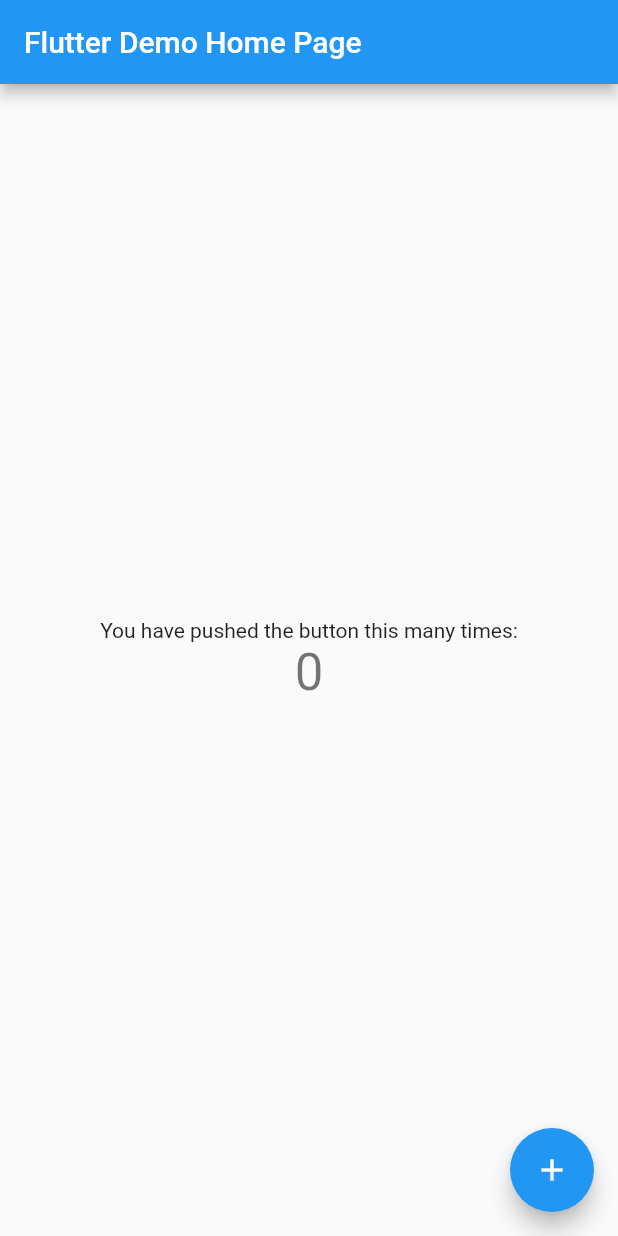
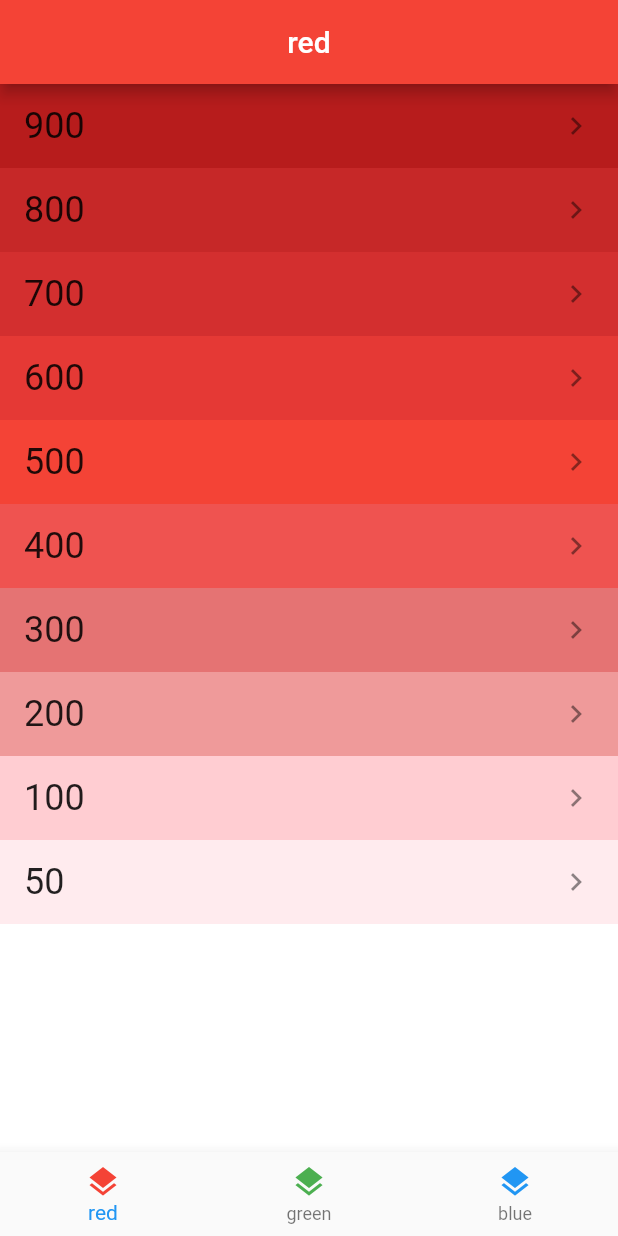
Before and after one commit to andriimaryskevych/lecture-5_navigation, a Flutter app: the screen it shows after launch, on a phone screen of 412 x 824 dp. Run offline on Flutter 3.47's test engine with Material 2 defaults, Android fonts, the phone set to English and light mode, and no system bars.

```diff
--- a/lib/main.dart
+++ b/lib/main.dart
@@ -12,53 +12,223 @@ class MyApp extends StatelessWidget {
       theme: ThemeData(
         primarySwatch: Colors.blue,
       ),
-      home: MyHomePage(title: 'Flutter Demo Home Page'),
+      home: App(),
     );
   }
 }
 
-class MyHomePage extends StatefulWidget {
-  MyHomePage({Key? key, required this.title}) : super(key: key);
+enum TabItem { red, green, blue }
 
-  final String title;
+const Map<TabItem, String> tabName = {
+  TabItem.red: 'red',
+  TabItem.green: 'green',
+  TabItem.blue: 'blue',
+};
+
+const Map<TabItem, MaterialColor> activeTabColor = {
+  TabItem.red: Colors.red,
+  TabItem.green: Colors.green,
+  TabItem.blue: Colors.blue,
+};
+
+class BottomNavigation extends StatelessWidget {
+  final TabItem currentTab;
+  final ValueChanged<TabItem> onSelectTab;
+
+  BottomNavigation({
+    required this.currentTab,
+    required this.onSelectTab,
+  });
 
   @override
-  _MyHomePageState createState() => _MyHomePageState();
+  Widget build(BuildContext context) {
+    return BottomNavigationBar(
+      type: BottomNavigationBarType.fixed,
+      items: [
+        _buildItem(TabItem.red),
+        _buildItem(TabItem.green),
+        _buildItem(TabItem.blue),
+      ],
+      onTap: (index) => onSelectTab(TabItem.values[index]),
+    );
+  }
+
+  BottomNavigationBarItem _buildItem(TabItem tabItem) {
+    return BottomNavigationBarItem(
+      icon: Icon(
+        Icons.layers,
+        color: activeTabColor[tabItem],
+      ),
+      label: tabName[tabItem],
+    );
+  }
 }
 
-class _MyHomePageState extends State<MyHomePage> {
-  int _counter = 0;
+class App extends StatefulWidget {
+  const App({Key? key}) : super(key: key);
 
-  void _incrementCounter() {
-    setState(() {
-      _counter++;
-    });
+  @override
+  _AppState createState() => _AppState();
+}
+
+class _AppState extends State<App> {
+  TabItem _currentTab = TabItem.red;
+
+  Map<TabItem, GlobalKey<NavigatorState>> navigatorKeys = {
+    TabItem.red: GlobalKey<NavigatorState>(),
+    TabItem.green: GlobalKey<NavigatorState>(),
+    TabItem.blue: GlobalKey<NavigatorState>(),
+  };
+
+  @override
+  Widget build(BuildContext context) {
+    return WillPopScope(
+      onWillPop: () async {
+        final hasPopped = await navigatorKeys[_currentTab]!.currentState!.maybePop();
+
+        if (hasPopped) {
+          return false;
+        } else {
+          return true;
+        }
+      },
+      child: Scaffold(
+        body: Stack(
+          children: [
+            StackNavigatorChild(
+              TabItem.red,
+              _currentTab == TabItem.red,
+              navigatorKeys[TabItem.red]!,
+            ),
+            StackNavigatorChild(
+              TabItem.green,
+              _currentTab == TabItem.green,
+              navigatorKeys[TabItem.green]!,
+            ),
+            StackNavigatorChild(
+              TabItem.blue,
+              _currentTab == TabItem.blue,
+              navigatorKeys[TabItem.blue]!,
+            ),
+          ],
+        ),
+        bottomNavigationBar: BottomNavigation(
+          currentTab: _currentTab,
+          onSelectTab: (TabItem newTab) {
+            setState(() {
+              _currentTab = newTab;
+
+              // Unkomment to clear navigation stack of red and green pages
+              // if (_currentTab == TabItem.blue) {
+              //   navigatorKeys[TabItem.red]!.currentState!.popUntil(ModalRoute.withName('/'));
+              //   navigatorKeys[TabItem.green]!.currentState!.popUntil((route) => route.settings.name == '/');
+              // }
+            });
+          },
+        ),
+      ),
+    );
   }
+}
+
+class StackNavigatorChild extends StatelessWidget {
+  final TabItem tab;
+  final bool isVisible;
+  final GlobalKey<NavigatorState> navigationKey;
+
+  const StackNavigatorChild(this.tab, this.isVisible, this.navigationKey, {Key? key}) : super(key: key);
+
+  @override
+  Widget build(BuildContext context) {
+    return Offstage(
+      offstage: !isVisible,
+      child: Container(
+        color: activeTabColor[tab],
+        child: Navigator(
+          key: navigationKey,
+          initialRoute: '/',
+          onGenerateRoute: (RouteSettings settings) {
+            final String routeName = settings.name ?? '/';
+
+            if (routeName == '/') {
+              return MaterialPageRoute(
+                settings: settings,
+                builder: (_) {
+                  return ColorListPage(tab);
+                },
+              );
+            }
+
+            if (routeName == '/details') {
+              final int colorIndex = settings.arguments as int;
+
+              return MaterialPageRoute(
+                settings: settings,
+                builder: (_) {
+                  return ColorDetailPage(tab, colorIndex);
+                },
+              );
+            }
+          },
+        ),
+      ),
+    );
+  }
+}
+
+class ColorListPage extends StatelessWidget {
+  final TabItem tabItem;
+
+  final List<int> materialIndices = [900, 800, 700, 600, 500, 400, 300, 200, 100, 50];
+
+  ColorListPage(this.tabItem, {Key? key}) : super(key: key);
 
   @override
   Widget build(BuildContext context) {
     return Scaffold(
       appBar: AppBar(
-        title: Text(widget.title),
+        backgroundColor: activeTabColor[tabItem],
+        title: Text(tabName[tabItem]!),
+        centerTitle: true,
       ),
-      body: Center(
-        child: Column(
-          mainAxisAlignment: MainAxisAlignment.center,
-          children: <Widget>[
-            Text(
-              'You have pushed the button this many times:',
-            ),
-            Text(
-              '$_counter',
-              style: Theme.of(context).textTheme.headline4,
-            ),
-          ],
-        ),
-      ),
-      floatingActionButton: FloatingActionButton(
-        onPressed: _incrementCounter,
-        tooltip: 'Increment',
-        child: Icon(Icons.add),
+      backgroundColor: Colors.white,
+      body: Builder(builder: (BuildContext context) {
+        return ListView.builder(
+          itemCount: materialIndices.length,
+          itemBuilder: (BuildContext content, int index) {
+            int materialIndex = materialIndices[index];
+
+            return Container(
+              color: activeTabColor[tabItem]![materialIndex],
+              child: ListTile(
+                title: Text('$materialIndex', style: TextStyle(fontSize: 24.0)),
+                trailing: Icon(Icons.chevron_right),
+                onTap: () {
+                  Navigator.of(context).pushNamed('/details', arguments: materialIndex);
+                },
+              ),
+            );
+          },
+        );
+      }),
+    );
+  }
+}
+
+class ColorDetailPage extends StatelessWidget {
+  final TabItem tabItem;
+  final int colorIndex;
+
+  const ColorDetailPage(this.tabItem, this.colorIndex, {Key? key}) : super(key: key);
+
+  @override
+  Widget build(BuildContext context) {
+    return Scaffold(
+      backgroundColor: activeTabColor[tabItem]![colorIndex],
+      appBar: AppBar(
+        backgroundColor: activeTabColor[tabItem],
+        title: Text(tabName[tabItem]! + '[$colorIndex]'),
+        centerTitle: true,
       ),
     );
   }
```
